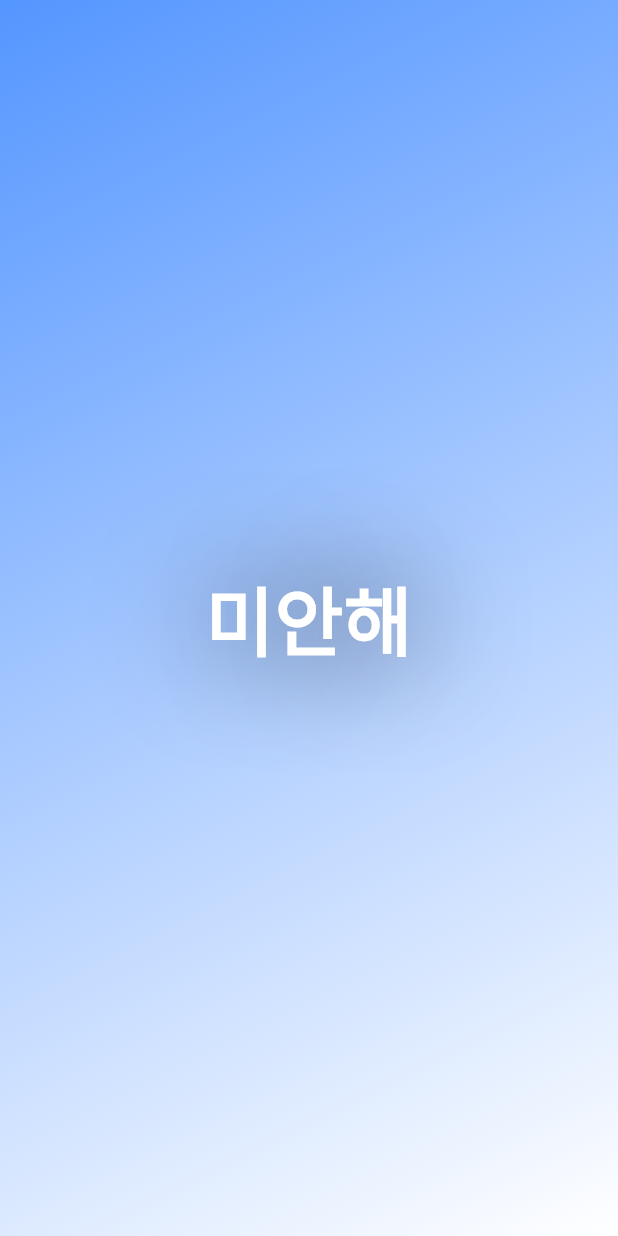
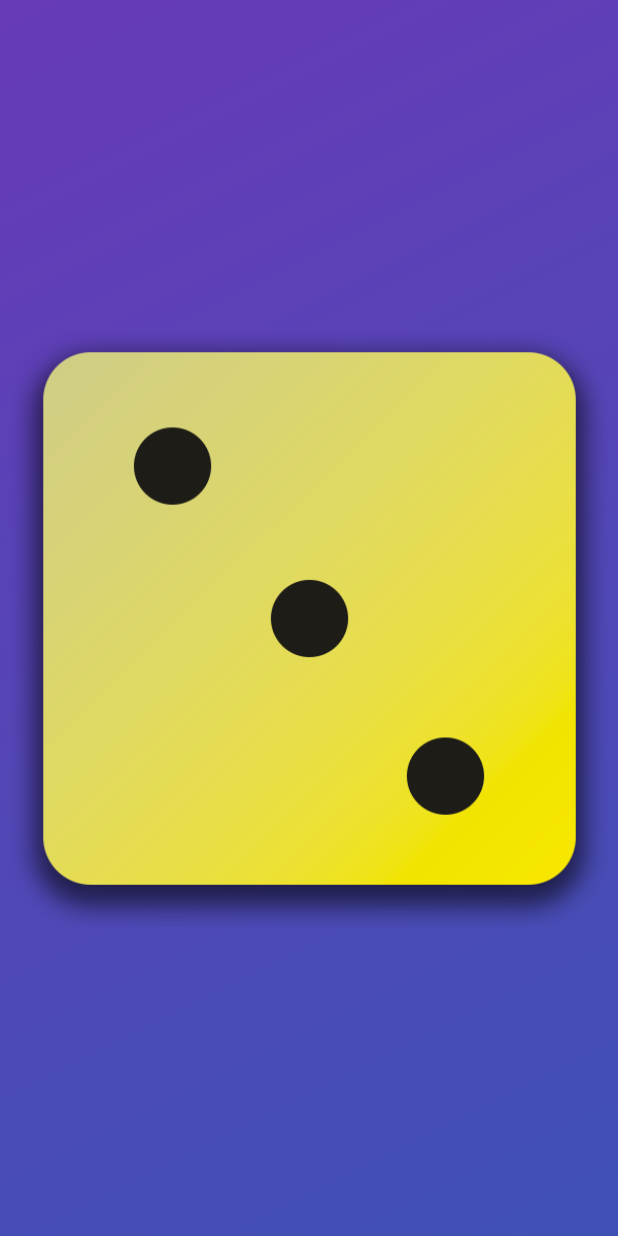
Before and after one commit to hammsik/study-flutter, a Flutter app: the screen it shows after launch, on a phone screen of 412 x 824 dp. Run offline on Flutter 3.47's test engine with Material 2 defaults, Android fonts, the phone set to English and light mode, and no system bars.

Commit message:
주사위 추가

```diff
--- a/lib/gradient_container.dart
+++ b/lib/gradient_container.dart
@@ -11,6 +11,9 @@ class SikGradientContainer extends StatelessWidget {
 
   const SikGradientContainer(
       {required this.startColor, required this.endColor, super.key});
+  const SikGradientContainer.purple()
+      : startColor = Colors.deepPurple,
+        endColor = Colors.indigo;
 
   @override
   Widget build(BuildContext context) {
@@ -22,8 +25,8 @@ class SikGradientContainer extends StatelessWidget {
           end: endAlignment,
         ),
       ),
-      child: const Center(
-        child: SikStyledText("미안해"),
+      child: Center(
+        child: Image.asset('assets/dice-images/dice-3.png'),
       ),
     );
   }
--- a/lib/main.dart
+++ b/lib/main.dart
@@ -5,9 +5,7 @@ void main() {
   runApp(
     const MaterialApp(
       home: Scaffold(
-        body: SikGradientContainer(
-            startColor: Color.fromARGB(255, 84, 150, 255),
-            endColor: Color.fromARGB(255, 255, 255, 255)),
+        body: SikGradientContainer.purple(),
       ),
     ),
   );
```
Also changed, not shown: pubspec.yaml (+7 -3 lines), assets/dice-images/dice-1.png (added), assets/dice-images/dice-2.png (added), assets/dice-images/dice-3.png (added), assets/dice-images/dice-4.png (added), assets/dice-images/dice-5.png (added), assets/dice-images/dice-6.png (added).
